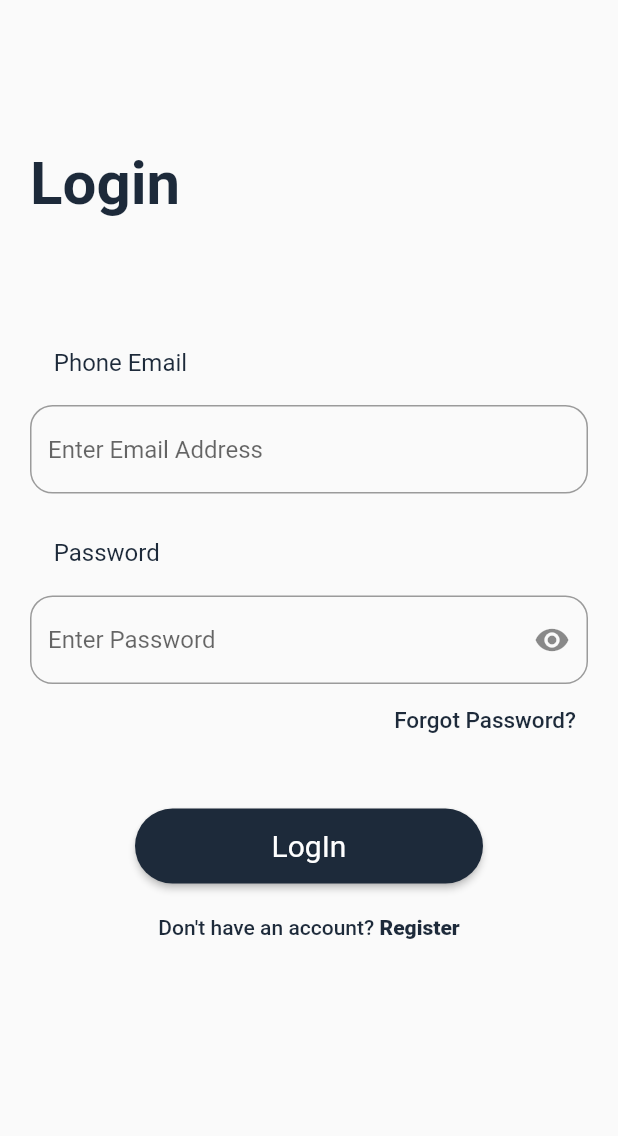
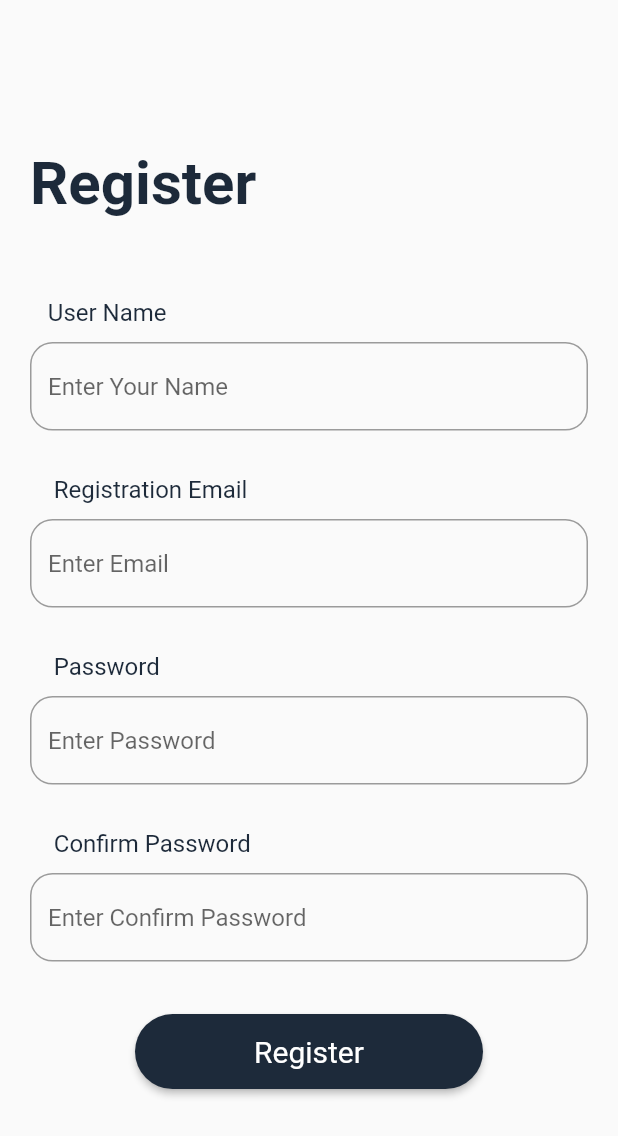
Before and after one commit to sdhairya/college_event_management_system, a Flutter app: the screen it shows after launch, after a tap on "Don't have an account?", on a phone screen of 412 x 824 dp. Shown: the top 1136 px of the screen. Run offline on Flutter 3.47's test engine with Material 2 defaults, Android fonts, the phone set to English and light mode, and no system bars; our stand-ins replace cloud_firestore, firebase_auth, firebase_core, fluttertoast; accounts and stored records are empty; network calls fail.

Commit message:
commit 1.6

```diff
--- a/lib/createEvent.dart
+++ b/lib/createEvent.dart
@@ -59,7 +59,6 @@ class _createEventState extends State<createEvent> {
                         height: 10,
                       ),
                       TextField(
-                        keyboardType: TextInputType.emailAddress,
                         decoration: InputDecoration(
                           border: OutlineInputBorder(
                               borderRadius: BorderRadius.circular(15)),
@@ -79,7 +78,7 @@ class _createEventState extends State<createEvent> {
                         decoration: InputDecoration(
                           border: OutlineInputBorder(
                               borderRadius: BorderRadius.circular(15)),
-                          hintText: 'Enter Email',
+                          hintText: 'Enter Date',
                         ),
                         keyboardType: TextInputType.emailAddress,
                       ),
--- a/lib/main.dart
+++ b/lib/main.dart
@@ -6,6 +6,7 @@ import 'package:flutter/material.dart';
 import 'package:fluttertoast/fluttertoast.dart';
 
 import 'dashboardScreen.dart';
+import 'registrtion.dart';
 
 void main() async{
   WidgetsFlutterBinding.ensureInitialized();
@@ -245,7 +246,12 @@ class _LoginScreenState extends State<LoginScreen> {
                         Align(
                             // alignment: Alignment(0, 0.5),
                             child: TextButton(
-                          onPressed: () {},
+                          onPressed: () {
+                            Navigator.of(context).pushReplacement(
+                                MaterialPageRoute(
+                                    builder: (context) =>
+                                        registration()));
+                          },
                           child: Row(
                             crossAxisAlignment: CrossAxisAlignment.center,
                             mainAxisAlignment: MainAxisAlignment.center,
--- /dev/null
+++ b/lib/registrtion.dart
@@ -0,0 +1,314 @@
+import 'package:college_event_management/size_config.dart';
+import 'package:firebase_auth/firebase_auth.dart';
+import 'package:firebase_core/firebase_core.dart';
+import 'package:flutter/foundation.dart';
+import 'package:flutter/material.dart';
+import 'package:fluttertoast/fluttertoast.dart';
+import 'main.dart';
+import 'package:cloud_firestore/cloud_firestore.dart';
+
+class registration extends StatefulWidget {
+  const registration({Key? key}) : super(key: key);
+
+  @override
+  State<registration> createState() => _registrationState();
+}
+
+class _registrationState extends State<registration> {
+  bool _isobscure = true;
+  bool isLoading = false;
+  TextEditingController _signUpEmailController = TextEditingController();
+  TextEditingController _signUpPasswordController = TextEditingController();
+  TextEditingController _signUpConfrimPasswordController =
+      TextEditingController();
+  TextEditingController _signUpNameController = TextEditingController();
+
+  @override
+  Widget build(BuildContext context) {
+    return Scaffold(
+      resizeToAvoidBottomInset: false,
+      body: SingleChildScrollView(
+        reverse: true,
+        child: Column(
+          children: <Widget>[
+            Column(
+              children: [
+                const Align(
+                  alignment: Alignment(0, 0),
+                ),
+                Container(
+                  height: getHeight(50),
+                  width: getWidth(kIsWeb ? 100 : double.infinity),
+                  margin: EdgeInsets.only(
+                      left: 20, top: MediaQuery.of(context).size.height * 0.12),
+                  child: const Text(
+                    'Register',
+                    style: TextStyle(
+                        fontSize: 40,
+                        fontStyle: FontStyle.normal,
+                        fontWeight: FontWeight.w600,
+                        color: Color(0xFF1D2A3A)),
+                  ),
+                ),
+                Container(
+                  // height: getHeight(555),
+                  width: getWidth(kIsWeb ? 100 : double.infinity),
+                  // width: kIsWeb ? 600 : double.infinity,
+                  // constraints: BoxConstraints(maxWidth: 1000),
+                  alignment: Alignment.center,
+                  margin: EdgeInsets.only(
+                      left: 20,
+                      right: 20,
+                      top: MediaQuery.of(context).size.height * 0.06),
+
+                  child: Column(
+                    crossAxisAlignment: CrossAxisAlignment.start,
+                    children: [
+                      const Text('   User Name',
+                          style: TextStyle(
+                              fontSize: 16, color: Color(0xFF1D2A3A))),
+                      const SizedBox(
+                        height: 10,
+                      ),
+                      TextField(
+                        controller: _signUpNameController,
+                        decoration: InputDecoration(
+                          border: OutlineInputBorder(
+                              borderRadius: BorderRadius.circular(15)),
+                          hintText: 'Enter Your Name',
+                        ),
+                      ),
+                      const SizedBox(
+                        height: 30,
+                      ),
+                      const Text('    Registration Email',
+                          style: TextStyle(
+                              fontSize: 16, color: Color(0xFF1D2A3A))),
+                      const SizedBox(
+                        height: 10,
+                      ),
+                      TextFormField(
+                        controller: _signUpEmailController,
+                        validator: _requiredValidator,
+                        decoration: InputDecoration(
+                          border: OutlineInputBorder(
+                              borderRadius: BorderRadius.circular(15)),
+                          hintText: 'Enter Email',
+                        ),
+                        keyboardType: TextInputType.emailAddress,
+                      ),
+                      const SizedBox(
+                        height: 30,
+                      ),
+                      const Text('    Password',
+                          style: TextStyle(
+                              fontSize: 16, color: Color(0xFF1D2A3A))),
+                      const SizedBox(
+                        height: 10,
+                      ),
+                      TextFormField(
+                        controller: _signUpPasswordController,
+                        validator: _requiredValidator,
+                        // keyboardType: kebordtype,
+                        // obscureText: password,
+
+                        decoration: InputDecoration(
+                          border: OutlineInputBorder(
+                              borderRadius: BorderRadius.circular(15)),
+                          hintText: 'Enter Password',
+                        ),
+                      ),
+                      const SizedBox(
+                        height: 30,
+                      ),
+                      const Text('    Confirm Password',
+                          style: TextStyle(
+                              fontSize: 16, color: Color(0xFF1D2A3A))),
+                      const SizedBox(
+                        height: 10,
+                      ),
+                      TextFormField(
+                        controller: _signUpConfrimPasswordController,
+                        validator: _confirmPasswordValidator,
+                        decoration: InputDecoration(
+                          border: OutlineInputBorder(
+                              borderRadius: BorderRadius.circular(15)),
+                          hintText: 'Enter Confirm Password',
+                        ),
+                        keyboardType: TextInputType.number,
+                      ),
+                      const SizedBox(
+                        height: 30,
+                      ),
+                      Padding(
+                          padding: const EdgeInsets.symmetric(
+                              horizontal: 70, vertical: 5),
+                          child: Container(
+                            alignment: Alignment.center,
+                            child: ElevatedButton(
+                              style: ElevatedButton.styleFrom(
+                                primary: Color(0xFF1D2A3A),
+                                onSurface: Color(0xFF1D2A3A),
+                                padding: EdgeInsets.all(3),
+                                textStyle: TextStyle(fontSize: 20),
+                                minimumSize: Size.fromHeight(50),
+                                shape: StadiumBorder(),
+                                enableFeedback: true,
+                              ),
+                              child: isLoading
+                                  ? const CircularProgressIndicator(
+                                      color: Colors.white,
+                                      backgroundColor: Colors.transparent,
+                                    )
+                                  : const Text('Register'),
+                              onPressed: () async {
+                                if (isLoading) return;
+
+                                if (_signUpEmailController.text.isNotEmpty) {
+                                  if (_signUpPasswordController.text ==
+                                      _signUpConfrimPasswordController.text) {
+                                    signUp();
+                                  } else {
+                                    Fluttertoast.showToast(
+                                        msg: "Confirm password don't match!!",
+                                        toastLength: Toast.LENGTH_SHORT,
+                                        gravity: ToastGravity.BOTTOM,
+                                        timeInSecForIosWeb: 1,
+                                        backgroundColor: Colors.red,
+                                        textColor: Colors.white,
+                                        fontSize: 16.0);
+                                    setState(() => isLoading = false);
+                                  }
+                                } else {
+                                  Fluttertoast.showToast(
+                                      msg: "Any field can not be empty!!",
+                                      toastLength: Toast.LENGTH_SHORT,
+                                      gravity: ToastGravity.BOTTOM,
+                                      timeInSecForIosWeb: 1,
+                                      backgroundColor: Colors.red,
+                                      textColor: Colors.white,
+                                      fontSize: 16.0);
+                                  setState(() => isLoading = false);
+                                }
+                                // User? user = await loginUsingEmailPassword(
+                                //     email: _emailController.text,
+                                //     password: _passwordController.text,
+                                //     context: context);
+                                // print(user);
+                                // if (user != null) {
+                                //   setState(() => isLoading = false);
+                                //   Navigator.of(context).pushReplacement(
+                                //       MaterialPageRoute(
+                                //           builder: (context) =>
+                                //               dashboardScreen()));
+                                // } else {
+                                //   Fluttertoast.showToast(
+                                //       msg: "Enter Valid Email and Password",
+                                //       toastLength: Toast.LENGTH_SHORT,
+                                //       gravity: ToastGravity.BOTTOM,
+                                //       timeInSecForIosWeb: 1,
+                                //       backgroundColor: Colors.red,
+                                //       textColor: Colors.white,
+                                //       fontSize: 16.0);
+                                //   setState(() => isLoading = false);
+                                // }
+                              },
+                            ),
+                          )),
+                    ],
+                  ),
+                ),
+                Padding(
+                    padding: EdgeInsets.only(
+                        bottom: MediaQuery.of(context).viewInsets.bottom)),
+              ],
+            )
+          ],
+        ),
+      ),
+    );
+  }
+
+  String? _requiredValidator(String? text) {
+    if (text == null || text.trim().isEmpty) {
+      return "This feild is required";
+    }
+    return null;
+  }
+
+  String? _confirmPasswordValidator(String? confirmPasswordText) {
+    if (confirmPasswordText == null || confirmPasswordText.trim().isEmpty) {
+      return "This feild is required";
+    }
+
+    if (_signUpPasswordController.text != confirmPasswordText) {
+      return "Passwords don't match";
+    }
+    return null;
+  }
+
+  Future signUp() async {
+    setState(() => isLoading = true);
+    try {
+      await FirebaseAuth.instance.createUserWithEmailAndPassword(
+          email: _signUpEmailController.text,
+          password: _signUpPasswordController.text);
+
+
+      await FirebaseFirestore.instance
+          .collection("users")
+          .doc(FirebaseAuth.instance.currentUser?.uid)
+          .set({
+        'uid': FirebaseAuth.instance.currentUser?.uid,
+        'name': _signUpNameController.text,
+      });
+      setState(() => isLoading = false);
+      // await FirebaseFirestore.instance.collection("users").add({
+      //   'uid': FirebaseAuth.instance.currentUser?.uid,
+      //   'name': _signUpNameController.text,
+      // });
+      Navigator.of(context)
+          .pushReplacement(MaterialPageRoute(builder: (context) => MyApp()));
+      // await FirebaseFirestore;
+    } on FirebaseAuthException catch (e) {
+      _handleSignUpError(e);
+      setState(() => isLoading = false);
+    }
+  }
+
+  void _handleSignUpError(FirebaseAuthException e) {
+    String messageToDisplay;
+
+    switch (e.code) {
+      case 'email-already-in-use':
+        messageToDisplay = 'This email is already in use!';
+        break;
+      case 'invalid-email':
+        messageToDisplay = 'This email you entered is invalid!';
+        break;
+      case 'operation-not-allowed':
+        messageToDisplay = 'This operation is not allowed!';
+        break;
+      case 'weak-password':
+        messageToDisplay = 'This password you entered is too weak!';
+        break;
+      default:
+        messageToDisplay = 'An unknown error occurred!';
+        break;
+    }
+
+    showDialog(
+        context: context,
+        builder: (context) => AlertDialog(
+              title: Text('Registration up failed!'),
+              content: Text(messageToDisplay),
+              actions: [
+                TextButton(
+                    onPressed: () {
+                      Navigator.of(context).pop();
+                    },
+                    child: Text('Ok'))
+              ],
+            ));
+  }
+}
--- a/pubspec.yaml
+++ b/pubspec.yaml
@@ -39,10 +39,11 @@ dependencies:
   firebase_crashlytics: ^2.8.7
   firebase_auth: ^3.6.3
   firebase_core: ^1.20.1
+  cloud_firestore: ^3.4.4
 
 #firebase database
 firebase_authentication: ^0.0.2
-cloud_firestore: ^3.4.4
+
 
 
 
```
Also changed, not shown: pubspec.lock, 1 other file.
